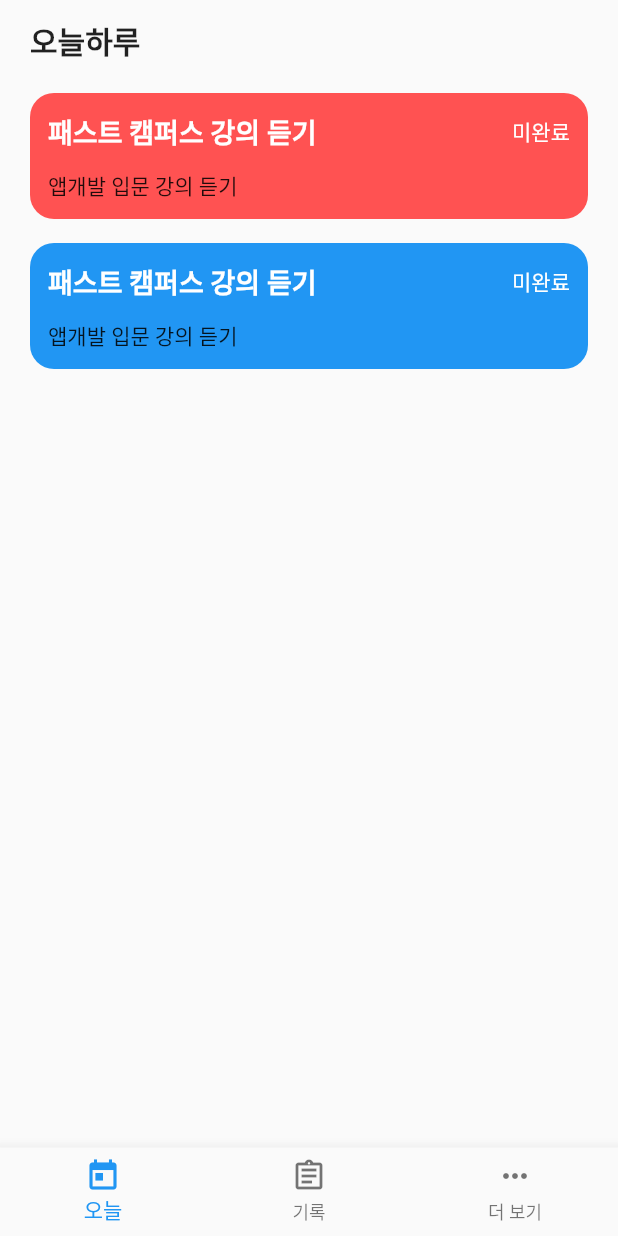
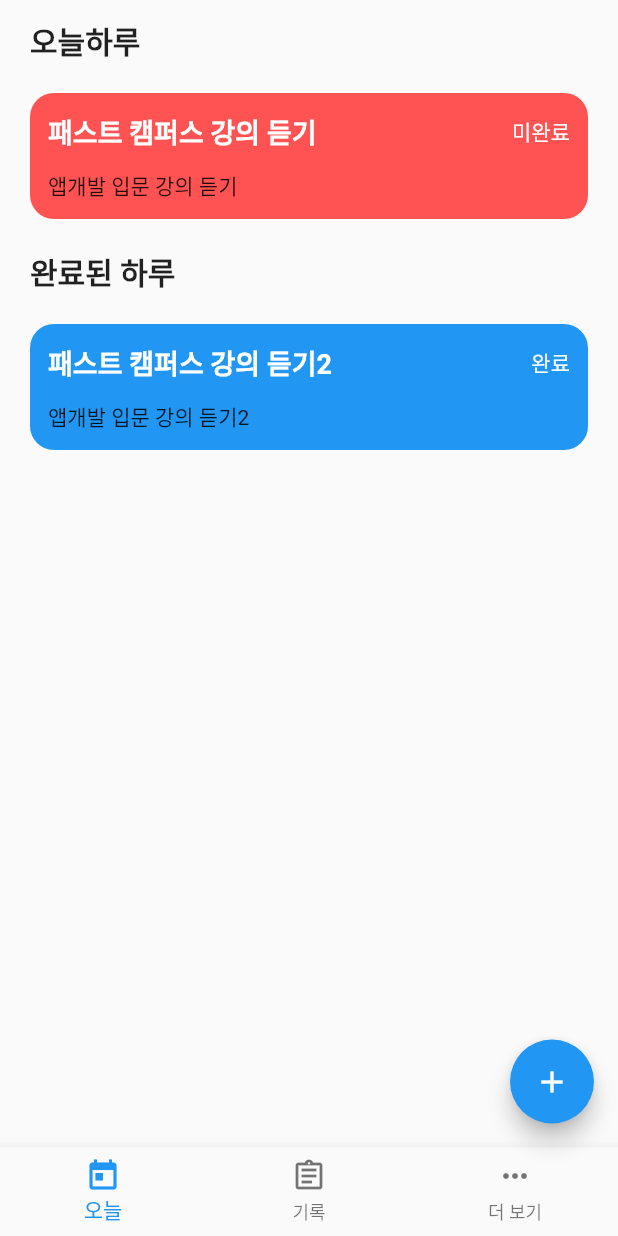
Before and after one commit to wlsdnr4675/flutter_study, a Flutter app: the screen it shows after launch, on a phone screen of 412 x 824 dp. Run offline on Flutter 3.47's test engine with Material 2 defaults, Android fonts, the phone set to English and light mode, and no system bars.

Commit message:
feat: Todo edit

```diff
--- a/example2/lib/data/todo.dart
+++ b/example2/lib/data/todo.dart
@@ -7,10 +7,10 @@ class Todo {
   int date;
 
   Todo(
-      {this.title = "",
-      this.memo = "",
-      this.category = "",
-      this.color = 0,
-      this.done = 0,
-      this.date = 0});
+      {required this.title,
+      required this.memo,
+      required this.category,
+      required this.color,
+      required this.done,
+      required this.date});
 }
--- a/example2/lib/main.dart
+++ b/example2/lib/main.dart
@@ -1,4 +1,6 @@
 import 'package:example2/data/todo.dart';
+import 'package:example2/util.dart';
+import 'package:example2/write.dart';
 import 'package:flutter/material.dart';
 
 void main() {
@@ -16,7 +18,7 @@ class MyApp extends StatelessWidget {
       theme: ThemeData(
         primarySwatch: Colors.blue,
       ),
-      home: const MyHomePage(title: 'Flutter Demo Home Page'),
+      home: const MyHomePage(title: 'Test'),
     );
   }
 }
@@ -41,13 +43,13 @@ class _MyHomePageState extends State<MyHomePage> {
       date: 202206006,
     ),
     Todo(
-      title: "패스트 캠퍼스 강의 듣기",
-      memo: "앱개발 입문 강의 듣기",
+      title: "패스트 캠퍼스 강의 듣기2",
+      memo: "앱개발 입문 강의 듣기2",
       color: Colors.blue.value,
-      done: 0,
+      done: 1,
       category: "공부",
       date: 202206006,
-    )
+    ),
   ];
 
   @override
@@ -62,6 +64,24 @@ class _MyHomePageState extends State<MyHomePage> {
         preferredSize: Size.fromHeight(0),
         child: AppBar(),
       ),
+      floatingActionButton: FloatingActionButton(
+        onPressed: () async {
+          Todo todo = await Navigator.of(context).push(MaterialPageRoute(
+              builder: (ctx) => TodoWritePage(
+                      todo: Todo(
+                    title: "",
+                    color: 0,
+                    memo: "",
+                    done: 0,
+                    category: "",
+                    date: Util.getFormatTime(DateTime.now()),
+                  ))));
+          setState(() {
+            todos.add(todo);
+          });
+        },
+        child: Icon(Icons.add, color: Colors.white),
+      ),
       body: ListView.builder(
         itemBuilder: (ctx, idx) {
           if (idx == 0) {
@@ -71,20 +91,94 @@ class _MyHomePageState extends State<MyHomePage> {
               margin: EdgeInsets.symmetric(vertical: 12, horizontal: 20),
             );
           } else if (idx == 1) {
+            // filter 처리 함수 => where
+            List<Todo> undone = todos.where((t) {
+              return t.done == 0;
+            }).toList();
             return Container(
               child: Column(
-                  children: List.generate(todos.length, (index) {
-                Todo t = todos[index];
+                  children: List.generate(undone.length, (index) {
+                Todo t = undone[index];
+                return InkWell(
+                  child: TodoCardWidget(t: t),
+                  onTap: () {
+                    setState(() {
+                      if (t.done == 0) {
+                        t.done = 1;
+                      } else {
+                        t.done = 0;
+                      }
+                    });
+                  },
+                  onLongPress: () async {
+                    Todo todo = await Navigator.of(context).push(
+                        MaterialPageRoute(
+                            builder: (ctx) => TodoWritePage(todo: t)));
+                    setState(() {});
+                  },
+                );
+              })),
+            );
+          } else if (idx == 2) {
+            return Container(
+              child: Text("완료된 하루",
+                  style: TextStyle(fontSize: 20, fontWeight: FontWeight.bold)),
+              margin: EdgeInsets.symmetric(vertical: 12, horizontal: 20),
+            );
+          } else if (idx == 3) {
+            List<Todo> done = todos.where((t) {
+              return t.done == 1;
+            }).toList();
+            return Container(
+              child: Column(
+                  children: List.generate(done.length, (index) {
+                Todo t = done[index];
+                return InkWell(
+                  child: TodoCardWidget(t: t),
+                  onTap: () {
+                    setState(() {
+                      if (t.done == 0) {
+                        t.done = 1;
+                      } else {
+                        t.done = 0;
+                      }
+                    });
+                  },
+                  onLongPress: () async {
+                    Todo todo = await Navigator.of(context).push(
+                        MaterialPageRoute(
+                            builder: (ctx) => TodoWritePage(todo: t)));
+                    setState(() {});
+                  },
+                );
+              })),
+            );
+          }
+          return Container();
+        },
+        itemCount: 4,
+      ),
+      bottomNavigationBar: BottomNavigationBar(items: [
+        BottomNavigationBarItem(icon: Icon(Icons.today), label: "오늘"),
+        BottomNavigationBarItem(
+            icon: Icon(Icons.assignment_outlined), label: "기록"),
+        BottomNavigationBarItem(icon: Icon(Icons.more_horiz), label: "더 보기"),
+      ]),
+    );
+  }
+}
 
+class TodoCardWidget extends StatelessWidget {
+  final Todo t;
+  TodoCardWidget({Key? key, required this.t}) : super(key: key);
+  @override
+  Widget build(BuildContext context) {
     return Container(
         decoration: BoxDecoration(
-                        color: Color(t.color),
-                        borderRadius: BorderRadius.circular(16)),
+            color: Color(t.color), borderRadius: BorderRadius.circular(16)),
         margin: EdgeInsets.symmetric(vertical: 8, horizontal: 20),
         padding: EdgeInsets.symmetric(vertical: 12, horizontal: 12),
-                    child: Column(
-                        crossAxisAlignment: CrossAxisAlignment.start,
-                        children: [
+        child: Column(crossAxisAlignment: CrossAxisAlignment.start, children: [
           Row(
             mainAxisAlignment: MainAxisAlignment.spaceBetween,
             children: [
@@ -104,19 +198,5 @@ class _MyHomePageState extends State<MyHomePage> {
           ),
           Text(t.memo)
         ]));
-              })),
-            );
-          }
-          return Container();
-        },
-        itemCount: 4,
-      ),
-      bottomNavigationBar: BottomNavigationBar(items: [
-        BottomNavigationBarItem(icon: Icon(Icons.today), label: "오늘"),
-        BottomNavigationBarItem(
-            icon: Icon(Icons.assignment_outlined), label: "기록"),
-        BottomNavigationBarItem(icon: Icon(Icons.more_horiz), label: "더 보기"),
-      ]),
-    );
   }
 }
```
Also changed, not shown: example2/lib/write.dart (added, +161 -0 lines), example2/lib/util.dart (renamed from example2/lib/data/util.dart). Lines whose indentation alone changed are shown as unchanged.
